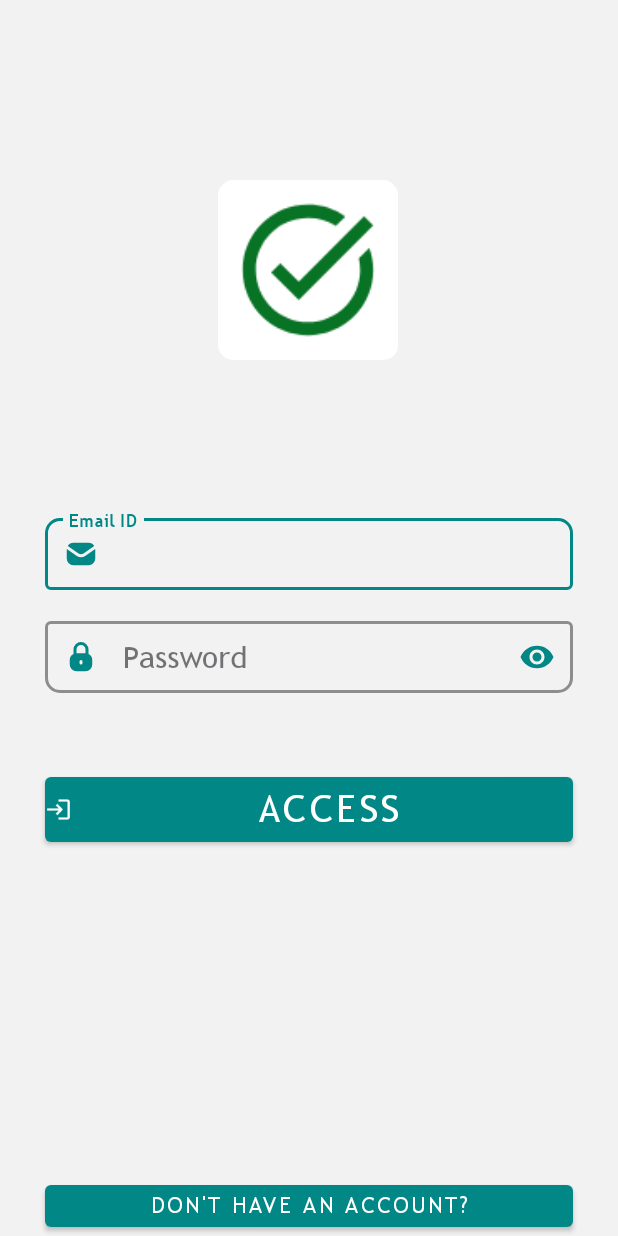
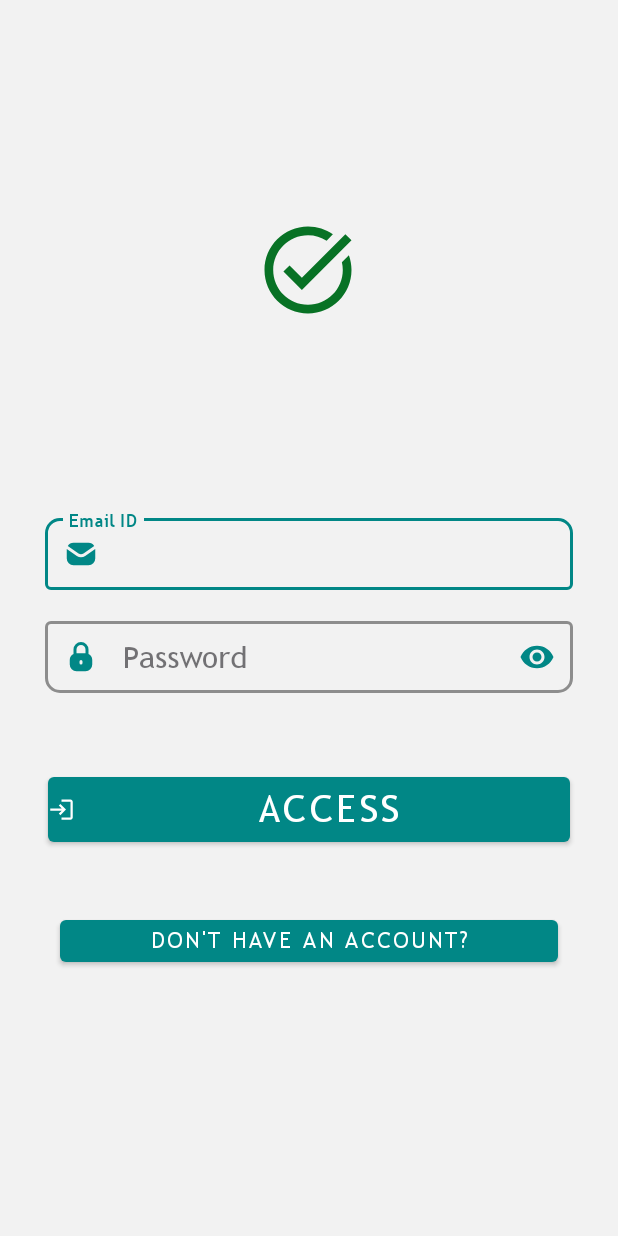
Before and after one commit to sayeedajmal/Keep, an Android app: the screen it shows after launch (LoginActivity), after a tap on an icon or button, on a phone screen of 412 x 824 dp. Run offline under Robolectric (Android 15) with nearby library versions, the phone set to English and light mode, and no system bars.

Commit message:
fixing UI/UX

```diff
--- a/app/src/main/java/com/strong/keep/Activity/DashActivity.java
+++ b/app/src/main/java/com/strong/keep/Activity/DashActivity.java
@@ -2,6 +2,7 @@ package com.strong.keep.Activity;
 
 import android.content.Intent;
 import android.os.Bundle;
+import android.view.View;
 
 import androidx.appcompat.app.AppCompatActivity;
 import androidx.appcompat.widget.SearchView;
@@ -58,6 +59,7 @@ public class DashActivity extends AppCompatActivity {
     }
 
     private void initSearch() {
+        BindRecent.searchView.setOnSearchClickListener(view -> BindRecent.tabLayoutDashboard.setVisibility(View.INVISIBLE));
         BindRecent.searchView.setOnQueryTextListener(new SearchView.OnQueryTextListener() {
             @Override
             public boolean onQueryTextSubmit(String query) {
@@ -70,6 +72,10 @@ public class DashActivity extends AppCompatActivity {
                 return true;
             }
         });
+        BindRecent.searchView.setOnCloseListener(() -> {
+            BindRecent.tabLayoutDashboard.setVisibility(View.VISIBLE);
+            return false;
+        });
     }
 
     @Override
--- a/app/src/main/res/drawable/plus.xml
+++ b/app/src/main/res/drawable/plus.xml
@@ -1,6 +1,6 @@
 <vector xmlns:android="http://schemas.android.com/apk/res/android"
-    android:width="98dp"
-    android:height="98dp"
+    android:width="24dp"
+    android:height="24dp"
     android:viewportWidth="24"
     android:viewportHeight="24">
     <path
--- a/app/src/main/res/layout/activity_login.xml
+++ b/app/src/main/res/layout/activity_login.xml
@@ -15,7 +15,7 @@
         android:layout_alignParentStart="true"
         android:layout_alignParentEnd="true"
         android:layout_marginTop="120dp"
-        android:src="@mipmap/ic_launcher"
+        android:src="@drawable/ic_launcher_foreground"
         app:layout_constraintEnd_toEndOf="parent"
         app:layout_constraintHorizontal_bias="0.498"
         app:layout_constraintStart_toStartOf="parent"
@@ -85,17 +85,19 @@
         style="@style/Widget.MaterialComponents.Button"
         android:layout_width="match_parent"
         android:layout_height="55dp"
-        android:layout_marginStart="30dp"
+        android:layout_marginStart="32dp"
         android:layout_marginTop="50dp"
-        android:layout_marginEnd="30dp"
+        android:layout_marginEnd="32dp"
         android:drawableTint="#009688"
         android:padding="0dp"
         android:text="ACCESS"
+        android:textColor="@color/white"
         android:textSize="25sp"
         app:backgroundTint="@color/teal_700"
         app:icon="@drawable/login"
-        app:layout_constraintTop_toBottomOf="@+id/passwordLayout"
-        tools:layout_editor_absoluteX="30dp" />
+        app:layout_constraintEnd_toEndOf="parent"
+        app:layout_constraintStart_toStartOf="parent"
+        app:layout_constraintTop_toBottomOf="@+id/passwordLayout" />
 
     <ProgressBar
         android:id="@+id/progressBar"
@@ -103,10 +105,10 @@
         android:layout_width="wrap_content"
         android:layout_height="wrap_content"
         android:visibility="invisible"
-        app:layout_constraintBottom_toBottomOf="@+id/update"
-        app:layout_constraintEnd_toEndOf="@+id/update"
-        app:layout_constraintStart_toStartOf="@+id/update"
-        app:layout_constraintTop_toTopOf="@+id/update" />
+        app:layout_constraintBottom_toBottomOf="@+id/Login"
+        app:layout_constraintEnd_toEndOf="@+id/Login"
+        app:layout_constraintStart_toStartOf="@+id/Login"
+        app:layout_constraintTop_toTopOf="@+id/Login" />
 
 
     <com.google.android.material.button.MaterialButton
@@ -114,15 +116,12 @@
         style="@style/Widget.MaterialComponents.Button"
         android:layout_width="match_parent"
         android:layout_height="40dp"
-        android:layout_marginStart="30dp"
-        android:layout_marginTop="50dp"
-        android:layout_marginEnd="30dp"
+        android:layout_margin="40dp"
         android:drawableTint="@color/transparent"
         android:padding="0dp"
         android:text="Don't have An Account?"
+        android:textColor="@color/white"
         android:textSize="15sp"
         app:backgroundTint="@color/teal_700"
-        app:layout_constraintBottom_toBottomOf="parent"
-        app:layout_constraintTop_toBottomOf="@+id/update"
-        tools:layout_editor_absoluteX="30dp" />
+        app:layout_constraintTop_toBottomOf="@+id/Login" />
 </androidx.constraintlayout.widget.ConstraintLayout>
--- a/app/src/main/res/layout/activity_new_task.xml
+++ b/app/src/main/res/layout/activity_new_task.xml
@@ -75,16 +75,17 @@
         android:id="@+id/Title"
         android:layout_width="0dp"
         android:layout_height="50dp"
+        android:layout_marginStart="10dp"
         android:backgroundTint="@color/transparent"
         android:drawableStart="@drawable/note"
         android:drawablePadding="5dp"
-        android:layout_marginStart="10dp"
         android:fontFamily="@font/trebuc"
         android:hint="Title"
         android:maxHeight="40dp"
         android:textAlignment="viewStart"
         android:textColor="@color/teal_700"
         android:textSize="22sp"
+        app:layout_constraintBottom_toTopOf="@+id/listLayout"
         app:layout_constraintEnd_toStartOf="@+id/saveButton"
         app:layout_constraintStart_toStartOf="parent"
         app:layout_constraintTop_toBottomOf="@+id/currentTime" />
```
Also changed, not shown: app/src/main/res/drawable/ic_todo.xml (+9 -4 lines), app/src/main/res/layout/activity_dashboard.xml (+23 -17 lines), app/src/main/res/layout/activity_signup.xml (+15 -13 lines).
